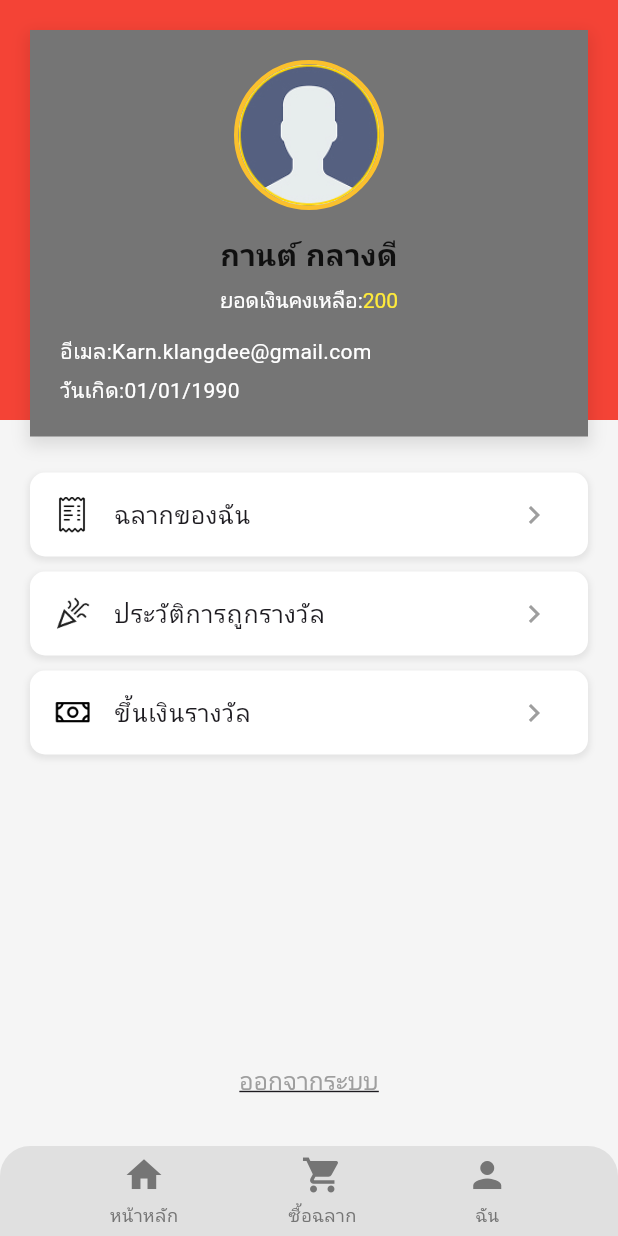
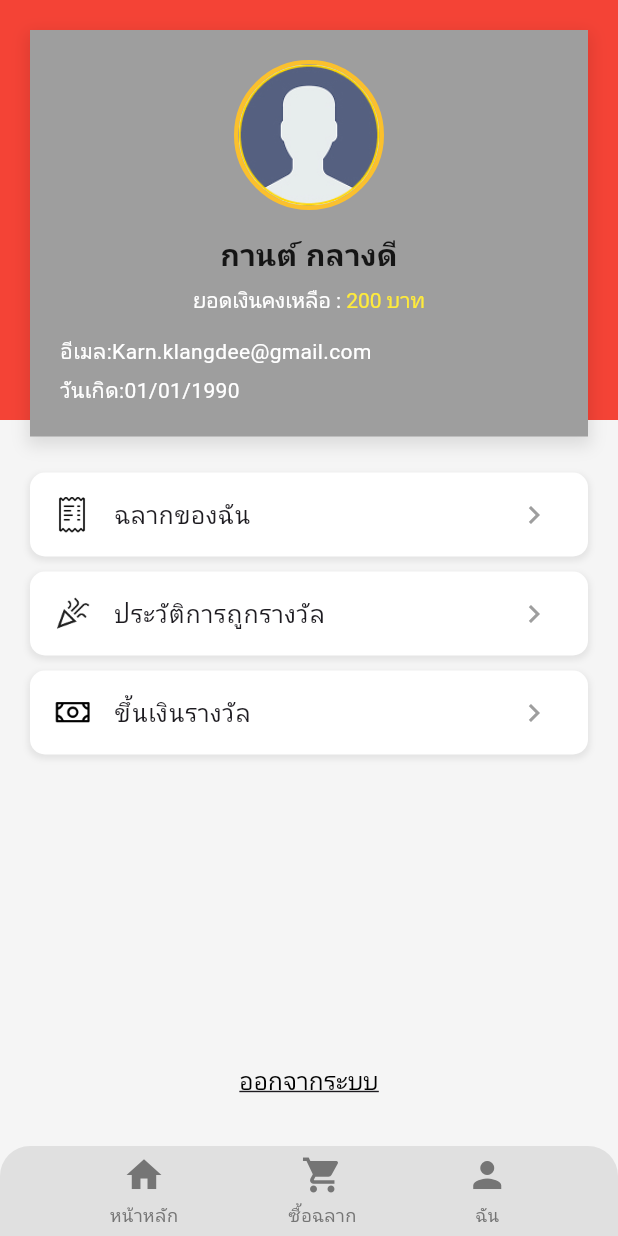
Before and after one commit to MACROG33/LottoReddragon, a Flutter app: the screen it shows after launch, on a phone screen of 412 x 824 dp. Run offline on Flutter 3.47's test engine with Material 3 defaults, Android fonts, the phone set to English and light mode, and no system bars.

Commit message:
update infofortest

```diff
--- a/lotto/lib/pages/info.dart
+++ b/lotto/lib/pages/info.dart
@@ -48,7 +48,7 @@ class ProfilePage extends StatelessWidget {
                         child: const Text(
                           'ออกจากระบบ',
                           style: TextStyle(
-                            color: Colors.grey,
+                            color: Colors.black,
                             fontSize: 16,
                             decoration: TextDecoration.underline,
                           ),
@@ -91,7 +91,7 @@ class ProfilePage extends StatelessWidget {
             child: Container(
               padding: const EdgeInsets.all(20),
               decoration: BoxDecoration(
-                color: Colors.grey[600],
+                color: Colors.grey[500],
                 boxShadow: [
                   BoxShadow(
                     color: Colors.black.withOpacity(0.1),
@@ -134,11 +134,11 @@ class ProfilePage extends StatelessWidget {
                     text: TextSpan(
                       children: [
                         TextSpan(
-                          text: 'ยอดเงินคงเหลือ:',
+                          text: 'ยอดเงินคงเหลือ : ',
                           style: TextStyle(color: Colors.white, fontSize: 14),
                         ),
                         TextSpan(
-                          text: '200',
+                          text: '200 บาท',
                           style: TextStyle(color: Colors.yellow, fontSize: 14),
                         ),
                       ],
```
